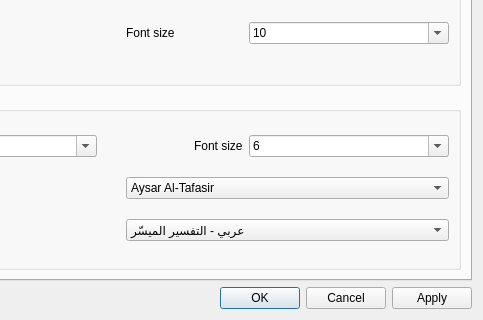
First picture: the form in src/core/settingsdialog.ui, repository 0xzer0x/quran-companion, before the edit; both pictures show x 261 to 744 and y 115 to 435 of the 744 by 435 pixel window.
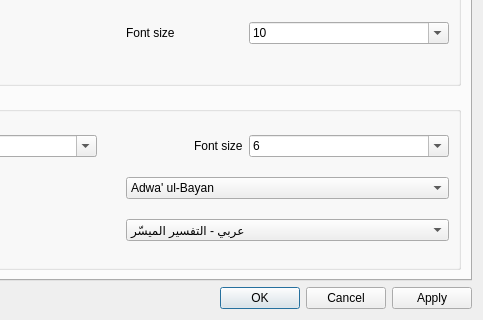
Second picture: the form after the edit.

Commit message: added new tafsir (Adwa' ul-Bayan - al-Shinqiti)

What changed in the file:
```diff
--- a/src/core/settingsdialog.ui
+++ b/src/core/settingsdialog.ui
@@ -423,6 +423,11 @@
             </item>
             <item>
              <widget class="QComboBox" name="cmbTafsir">
+              <item>
+               <property name="text">
+                <string>Adwa' ul-Bayan</string>
+               </property>
+              </item>
               <item>
                <property name="text">
                 <string>Aysar Al-Tafasir</string>
```
The commit also changes 12 other files.
